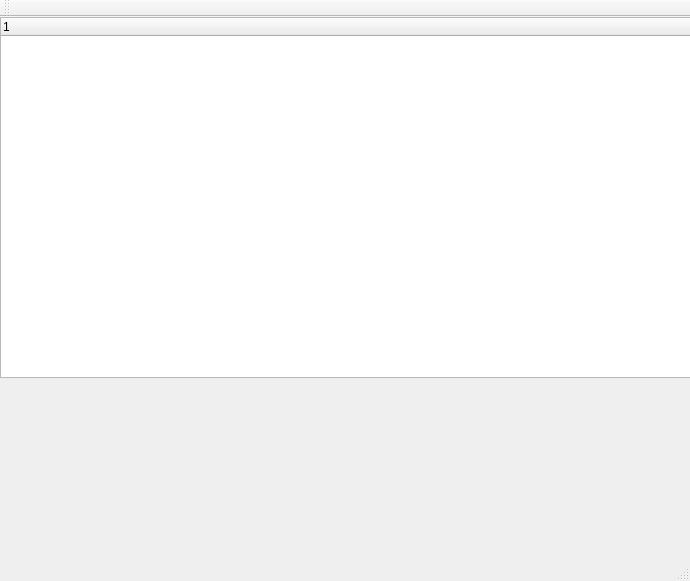
First picture: the form in QT/FileExplorer/mainwindow.ui, repository ManhCuong110907/NTFS_FAT32-Project, before the edit.
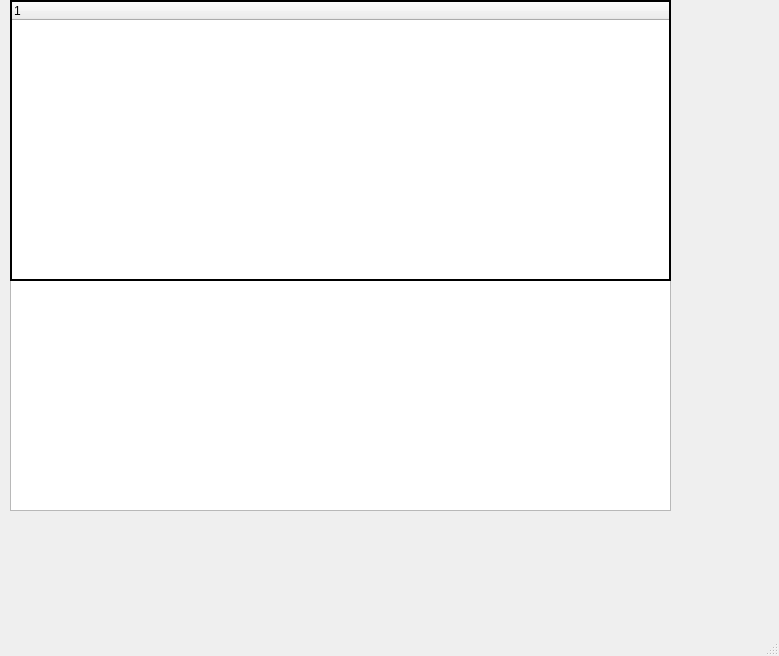
Second picture: the form after the edit.

Commit message: add UI display File _ NTFS

```diff
--- a/QT/FileExplorer/mainwindow.ui
+++ b/QT/FileExplorer/mainwindow.ui
@@ -6,24 +6,76 @@
    <rect>
     <x>0</x>
     <y>0</y>
-    <width>690</width>
-    <height>581</height>
+    <width>779</width>
+    <height>656</height>
    </rect>
   </property>
   <property name="windowTitle">
    <string>MainWindow</string>
   </property>
+  <property name="documentMode">
+   <bool>false</bool>
+  </property>
   <widget class="QWidget" name="centralwidget">
    <widget class="QTreeWidget" name="treeWidget">
     <property name="geometry">
      <rect>
-      <x>0</x>
+      <x>10</x>
       <y>0</y>
-      <width>691</width>
-      <height>361</height>
+      <width>661</width>
+      <height>281</height>
      </rect>
     </property>
+    <property name="styleSheet">
+     <string notr="true">
+QTreeWidget::item:selected{
+	background-color: #282828;
+	color: white;
+}</string>
+    </property>
+    <property name="frameShape">
+     <enum>QFrame::WinPanel</enum>
+    </property>
+    <property name="frameShadow">
+     <enum>QFrame::Plain</enum>
+    </property>
+    <property name="alternatingRowColors">
+     <bool>true</bool>
+    </property>
+    <column>
+     <property name="text">
+      <string notr="true">1</string>
+     </property>
+    </column>
    </widget>
+   <widget class="QTextBrowser" name="textBrowser">
+    <property name="geometry">
+     <rect>
+      <x>10</x>
+      <y>280</y>
+      <width>661</width>
+      <height>231</height>
+     </rect>
+    </property>
+    <property name="frameShadow">
+     <enum>QFrame::Plain</enum>
+    </property>
+    <property name="lineWidth">
+     <number>2</number>
+    </property>
+    <property name="html">
+     <string>&lt;!DOCTYPE HTML PUBLIC &quot;-//W3C//DTD HTML 4.0//EN&quot; &quot;http://www.w3.org/TR/REC-html40/strict.dtd&quot;&gt;
+&lt;html&gt;&lt;head&gt;&lt;meta name=&quot;qrichtext&quot; content=&quot;1&quot; /&gt;&lt;meta charset=&quot;utf-8&quot; /&gt;&lt;style type=&quot;text/css&quot;&gt;
+p, li { white-space: pre-wrap; }
+hr { height: 1px; border-width: 0; }
+li.unchecked::marker { content: &quot;\2610&quot;; }
+li.checked::marker { content: &quot;\2612&quot;; }
+&lt;/style&gt;&lt;/head&gt;&lt;body style=&quot; font-family:'Segoe UI'; font-size:9pt; font-weight:400; font-style:normal;&quot;&gt;
+&lt;p style=&quot;-qt-paragraph-type:empty; margin-top:0px; margin-bottom:0px; margin-left:0px; margin-right:0px; -qt-block-indent:0; text-indent:0px;&quot;&gt;&lt;br /&gt;&lt;/p&gt;&lt;/body&gt;&lt;/html&gt;</string>
+    </property>
+   </widget>
+   <zorder>textBrowser</zorder>
+   <zorder>treeWidget</zorder>
   </widget>
   <widget class="QMenuBar" name="menubar">
    <property name="geometry">
@@ -36,17 +88,6 @@
    </property>
   </widget>
   <widget class="QStatusBar" name="statusbar"/>
-  <widget class="QToolBar" name="toolBar">
-   <property name="windowTitle">
-    <string>toolBar</string>
-   </property>
-   <attribute name="toolBarArea">
-    <enum>TopToolBarArea</enum>
-   </attribute>
-   <attribute name="toolBarBreak">
-    <bool>false</bool>
-   </attribute>
-  </widget>
  </widget>
  <resources/>
  <connections/>
```
Left out of the diff: 2 changed lines with no effect on the pictures. The commit also changes 6 other files.
